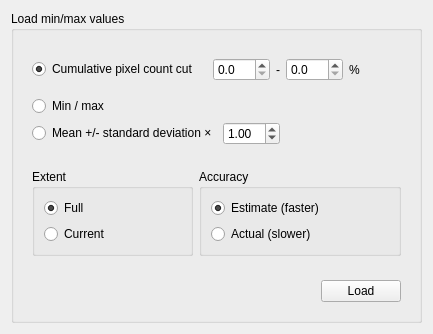
This is src/ui/qgsrasterminmaxwidgetbase.ui in qgis/QGIS as Qt 5 draws it before an edit. The edited form follows.
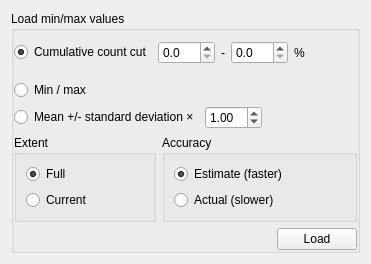
This is the edited form.

```diff
--- a/src/ui/qgsrasterminmaxwidgetbase.ui
+++ b/src/ui/qgsrasterminmaxwidgetbase.ui
@@ -6,36 +6,35 @@
    <rect>
     <x>0</x>
     <y>0</y>
-    <width>433</width>
-    <height>293</height>
+    <width>371</width>
+    <height>264</height>
    </rect>
   </property>
   <property name="windowTitle">
    <string>Form</string>
   </property>
-  <layout class="QGridLayout" name="gridLayout_5">
-   <item row="0" column="0">
+  <layout class="QVBoxLayout" name="verticalLayout_3">
+   <item>
     <widget class="QGroupBox" name="mLoadMinMaxValuesGroupBox">
      <property name="title">
       <string>Load min/max values</string>
      </property>
      <layout class="QVBoxLayout" name="verticalLayout">
+      <property name="margin">
+       <number>0</number>
+      </property>
       <item>
-       <widget class="QWidget" name="widget" native="true">
-        <layout class="QGridLayout" name="gridLayout">
-         <item row="0" column="0" colspan="2">
+       <layout class="QHBoxLayout" name="horizontalLayout">
+        <item>
           <widget class="QRadioButton" name="mCumulativeCutRadioButton">
            <property name="text">
-            <string>Cumulative pixel count cut</string>
+           <string>Cumulative count cut</string>
            </property>
            <property name="checked">
             <bool>true</bool>
            </property>
           </widget>
          </item>
-         <item row="0" column="2" colspan="3">
-          <widget class="QWidget" name="widget_4" native="true">
-           <layout class="QHBoxLayout" name="horizontalLayout_3">
             <item>
              <widget class="QDoubleSpinBox" name="mCumulativeCutLowerDoubleSpinBox">
               <property name="decimals">
@@ -78,16 +77,17 @@
              </spacer>
             </item>
            </layout>
-          </widget>
-         </item>
-         <item row="1" column="0">
+      </item>
+      <item>
+       <layout class="QHBoxLayout" name="horizontalLayout_5">
+        <item>
           <widget class="QRadioButton" name="mMinMaxRadioButton">
            <property name="text">
             <string>Min / max</string>
            </property>
           </widget>
          </item>
-         <item row="1" column="1" colspan="4">
+        <item>
           <spacer name="horizontalSpacer">
            <property name="orientation">
             <enum>Qt::Horizontal</enum>
@@ -100,14 +100,18 @@
            </property>
           </spacer>
          </item>
-         <item row="2" column="0" colspan="3">
+       </layout>
+      </item>
+      <item>
+       <layout class="QHBoxLayout" name="horizontalLayout_3">
+        <item>
           <widget class="QRadioButton" name="mStdDevRadioButton">
            <property name="text">
             <string>Mean +/- standard deviation ×</string>
            </property>
           </widget>
          </item>
-         <item row="2" column="3">
+        <item>
           <widget class="QDoubleSpinBox" name="mStdDevSpinBox">
            <property name="sizePolicy">
             <sizepolicy hsizetype="Fixed" vsizetype="Fixed">
@@ -120,27 +124,31 @@
            </property>
           </widget>
          </item>
-         <item row="2" column="4">
+        <item>
           <spacer name="horizontalSpacer_4">
            <property name="orientation">
             <enum>Qt::Horizontal</enum>
            </property>
            <property name="sizeHint" stdset="0">
             <size>
-             <width>148</width>
-             <height>20</height>
+            <width>318</width>
+            <height>17</height>
             </size>
            </property>
           </spacer>
          </item>
         </layout>
-       </widget>
       </item>
       <item>
-       <widget class="QWidget" name="widget_2" native="true">
-        <layout class="QHBoxLayout" name="horizontalLayout">
+       <layout class="QHBoxLayout" name="horizontalLayout_2">
          <item>
           <widget class="QGroupBox" name="mExtentGroupBox">
+          <property name="sizePolicy">
+           <sizepolicy hsizetype="Preferred" vsizetype="Minimum">
+            <horstretch>0</horstretch>
+            <verstretch>0</verstretch>
+           </sizepolicy>
+          </property>
            <property name="title">
             <string>Extent</string>
            </property>
@@ -193,6 +201,12 @@
          </item>
          <item>
           <widget class="QGroupBox" name="mAccuracyGroupBox">
+          <property name="sizePolicy">
+           <sizepolicy hsizetype="Preferred" vsizetype="Minimum">
+            <horstretch>0</horstretch>
+            <verstretch>0</verstretch>
+           </sizepolicy>
+          </property>
            <property name="title">
             <string>Accuracy</string>
            </property>
@@ -244,11 +258,9 @@
           </widget>
          </item>
         </layout>
-       </widget>
       </item>
       <item>
-       <widget class="QWidget" name="widget_3" native="true">
-        <layout class="QHBoxLayout" name="horizontalLayout_2">
+       <layout class="QHBoxLayout" name="horizontalLayout_4">
          <item>
           <spacer name="horizontalSpacer_5">
            <property name="orientation">
@@ -270,7 +282,6 @@
           </widget>
          </item>
         </layout>
-       </widget>
       </item>
      </layout>
     </widget>
```
Lines whose indentation alone changed are shown as unchanged.
